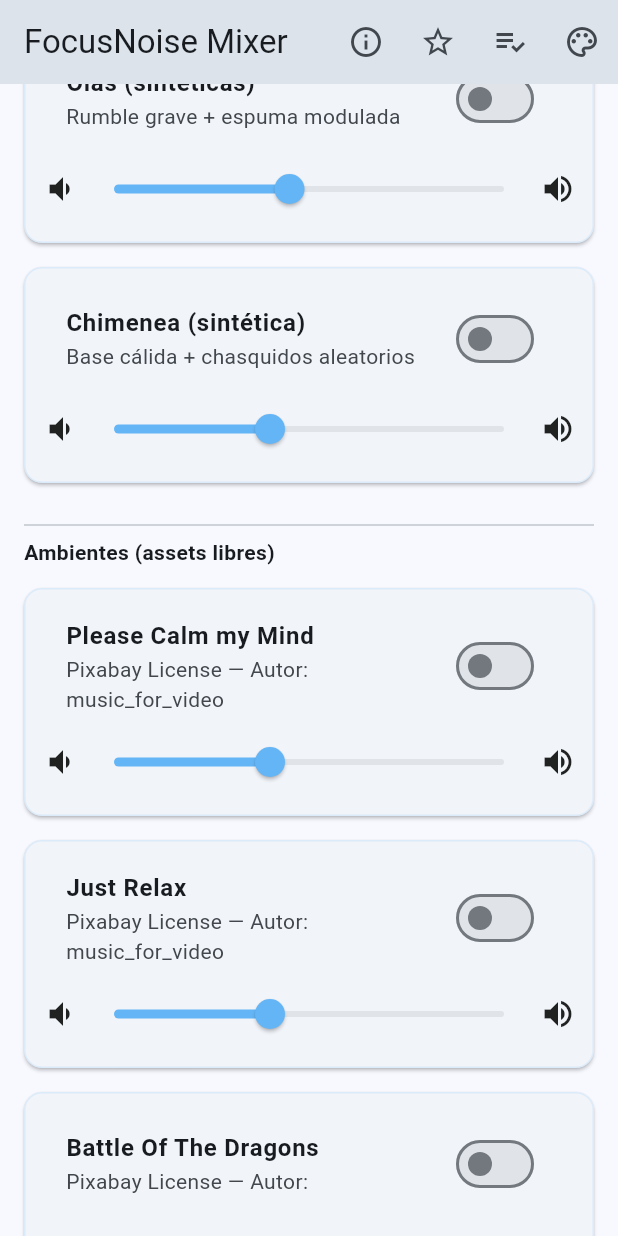
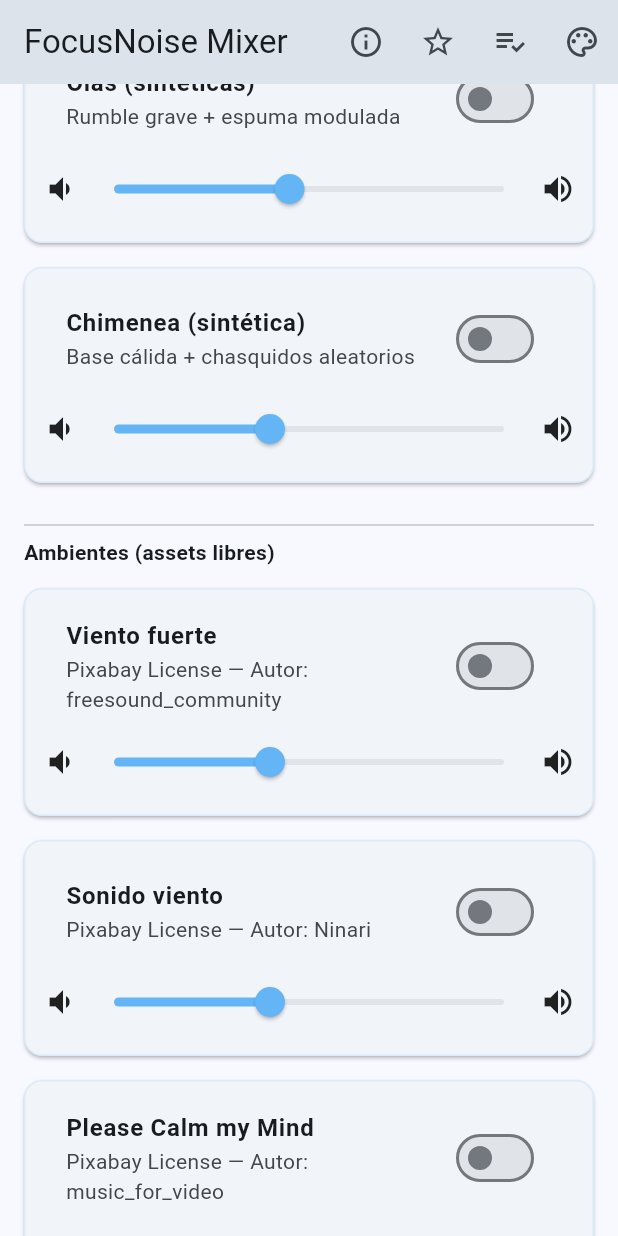
Before and after one commit to marcobritorobles1986-lang/focusnoise, a Flutter app: the screen it shows after launch, scrolled down 1728 dp, on a phone screen of 412 x 824 dp. Run offline on Flutter 3.47's test engine with Material 3 defaults, Android fonts, the phone set to English and light mode, and no system bars; our stand-ins replace audio_service, audioplayers, shared_preferences.

Commit message:
Versión 3.2.2

```diff
--- a/lib/mixer/mixer_page.dart
+++ b/lib/mixer/mixer_page.dart
@@ -111,6 +111,28 @@ class _MixerPageState extends State<MixerPage> {
 
   // ======= Ambientes por assets (con categorías) =======
   final List<_AssetTrack> _assetDefs = [
+    _AssetTrack(
+      'Viento fuerte',
+      'audio/ogg/viento-fuerte-64333.ogg',
+      'Musica Ambiente',
+      credit: Credit(
+        'Viento fuerte',
+        'Autor: freesound_community ',
+        'Pixabay License',
+        'https://pixabay.com/es/users/freesound_community-46691455',
+      ),
+    ),
+    _AssetTrack(
+      'Sonido viento',
+      'audio/ogg/sonido-de-viento-159611.ogg',
+      'Musica Ambiente',
+      credit: Credit(
+        'Sonido viento',
+        'Autor: Ninari ',
+        'Pixabay License',
+        'https://pixabay.com/es/users/ninari-32929677',
+      ),
+    ),
     _AssetTrack(
       'Please Calm my Mind',
       'audio/ogg/please-calm-my-mind-125566.ogg',
```
Also changed, not shown: 2 other files.
